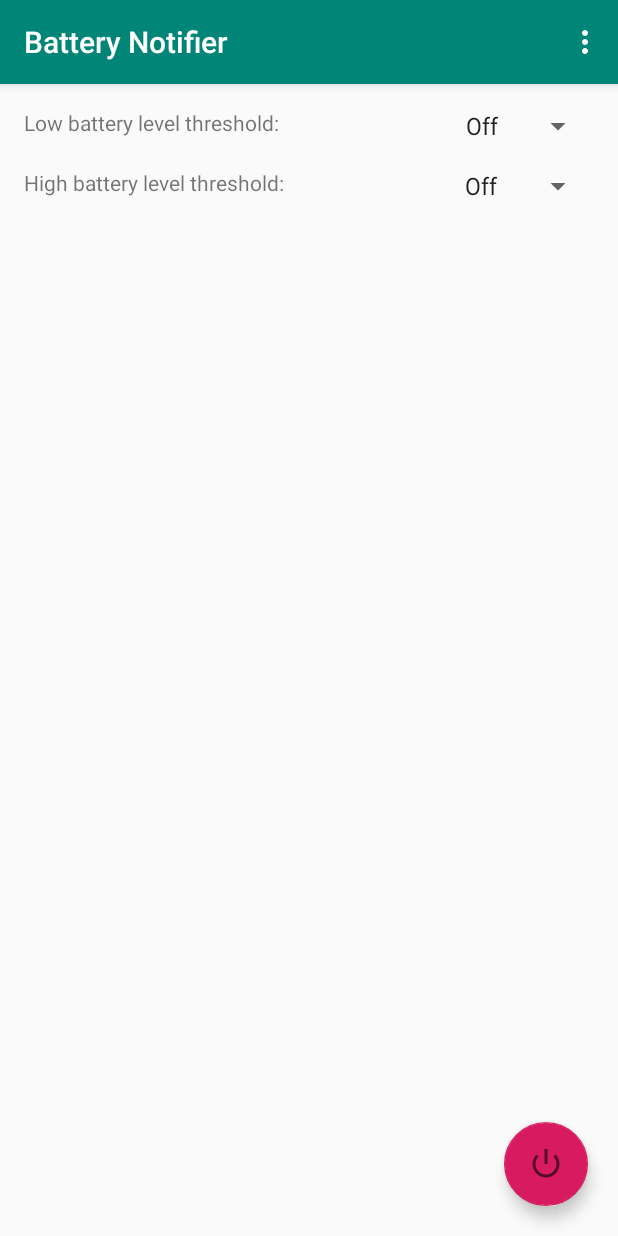
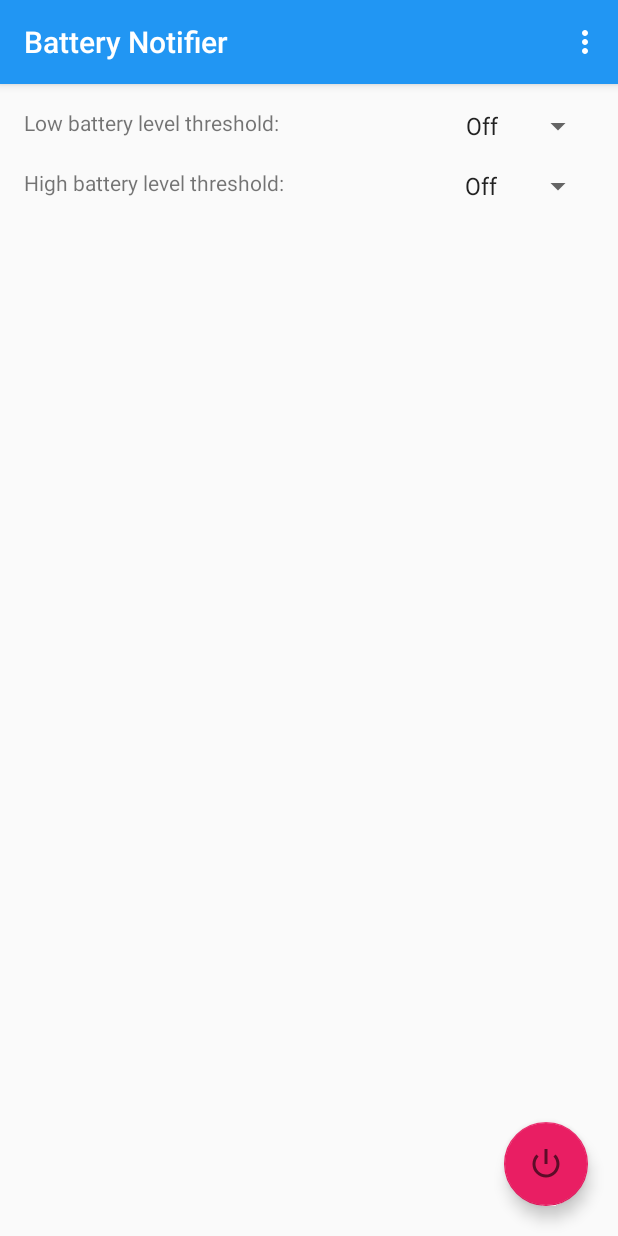
Before and after one commit to MorBlau/BatteryNotifier, an Android app: the screen it shows after launch (MainActivity), on a phone screen of 412 x 824 dp. Run offline under Robolectric (Android 15) with nearby library versions, the phone set to English and light mode, and no system bars.

Commit message:
change app colors

```diff
--- a/app/src/main/res/values/colors.xml
+++ b/app/src/main/res/values/colors.xml
@@ -1,10 +1,11 @@
 <?xml version="1.0" encoding="utf-8"?>
 <resources>
-    <color name="colorPrimary">#008577</color>
-    <color name="colorPrimaryDark">#00574B</color>
-    <color name="colorAccent">#D81B60</color>
-    <color name="colorOff">#D81B60</color>
-    <color name="colorOn">#1BD860</color>
-    <color name="colorStateUnknown">#BBBBBB</color>
-    <color name="colorStickyNotification">#77DD88</color>
+    <color name="colorPrimary">#2196F3</color>
+    <color name="colorPrimaryDark">#3F51B5</color>
+    <color name="colorAccent">#00BCD4</color>
+
+    <color name="colorOff">#E91E63</color>
+    <color name="colorOn">#4CAF50</color>
+
+    <color name="colorStickyNotification">#3F51B5</color>
 </resources>
```
